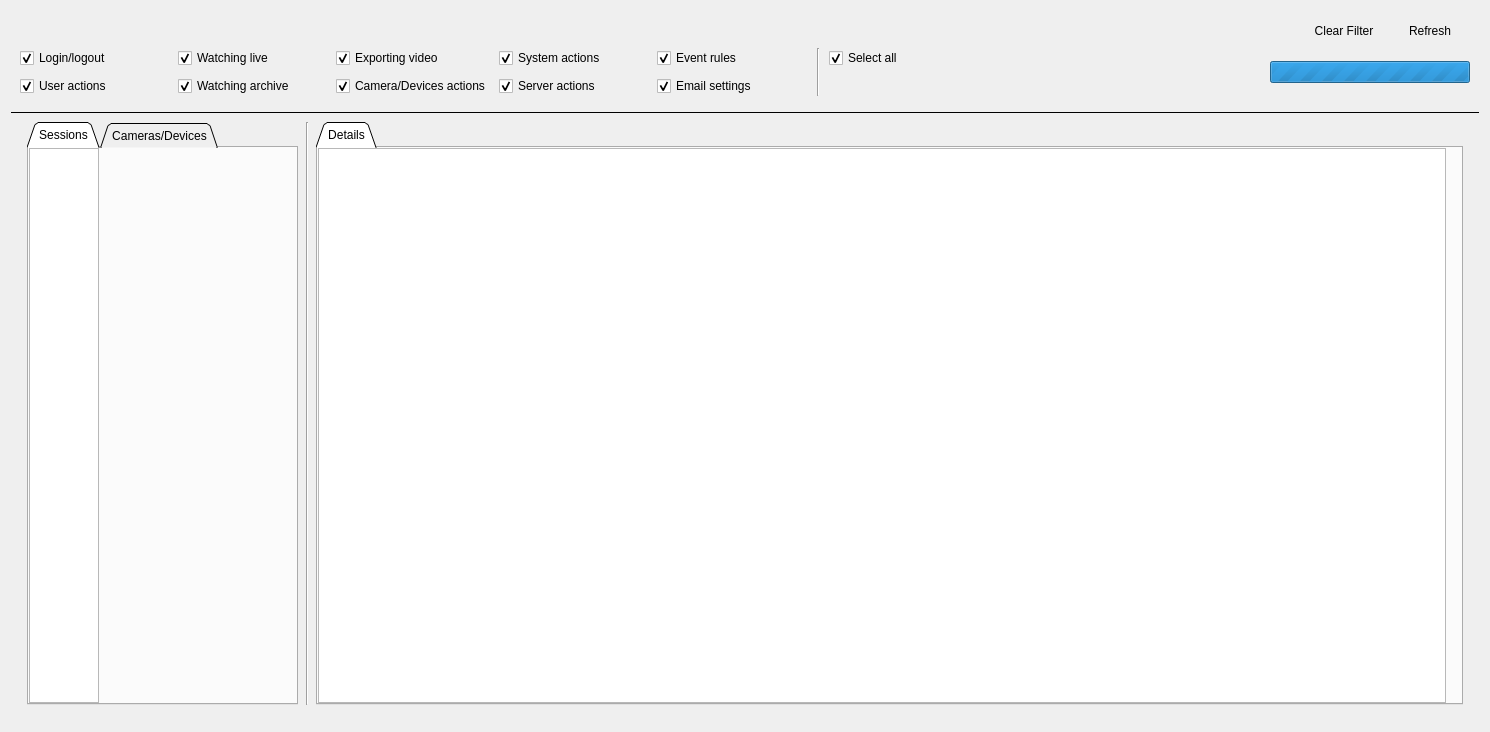
First picture: the form in client/libclient/src/ui/dialogs/audit_log_dialog.ui, repository networkoptix/nx_open, before the edit.
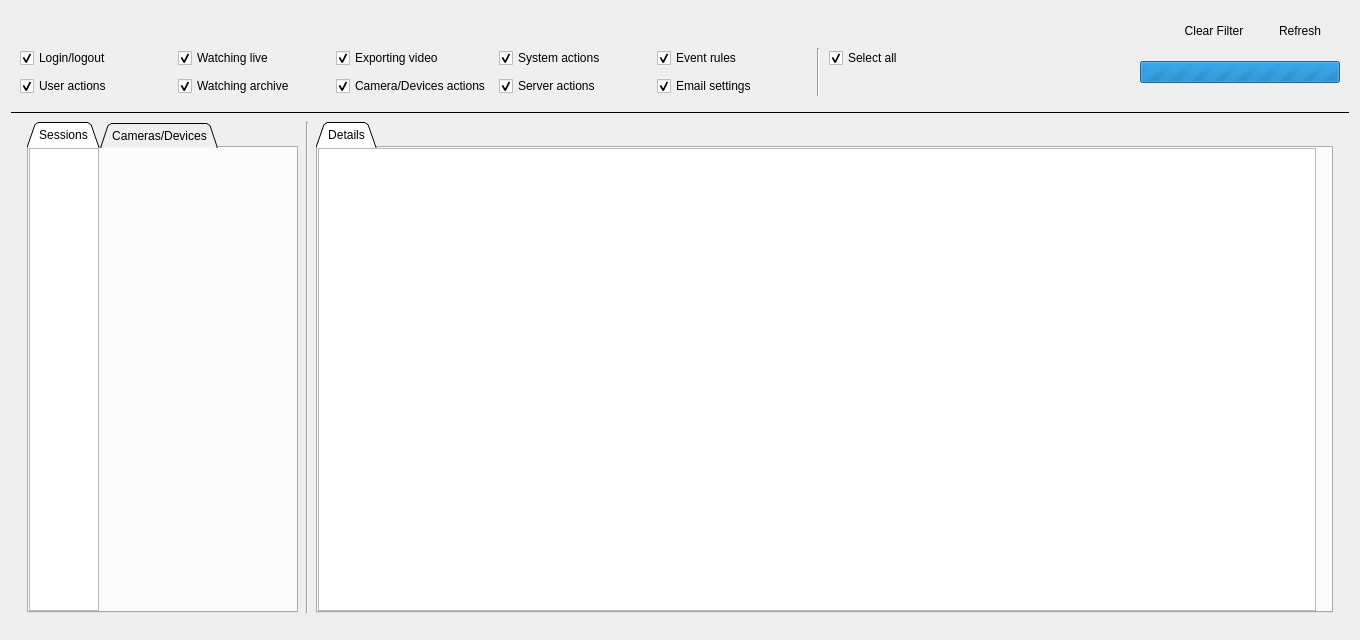
Second picture: the form after the edit. Custom widgets are drawn as their Qt base class.

The edit to the form file:
```diff
--- a/client/libclient/src/ui/dialogs/audit_log_dialog.ui
+++ b/client/libclient/src/ui/dialogs/audit_log_dialog.ui
@@ -6,8 +6,8 @@
    <rect>
     <x>0</x>
     <y>0</y>
-    <width>1490</width>
-    <height>732</height>
+    <width>1360</width>
+    <height>640</height>
    </rect>
   </property>
   <property name="minimumSize">
```
